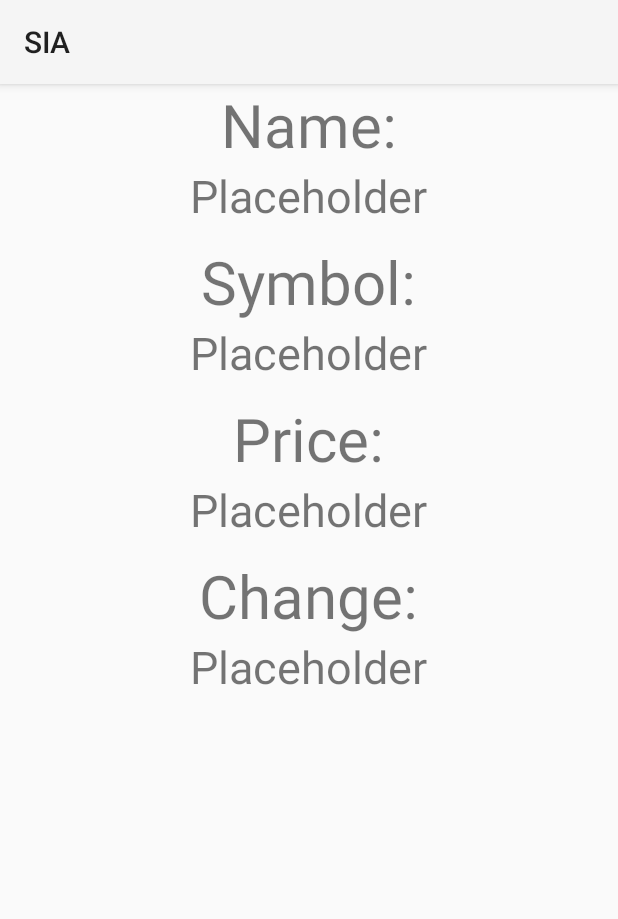
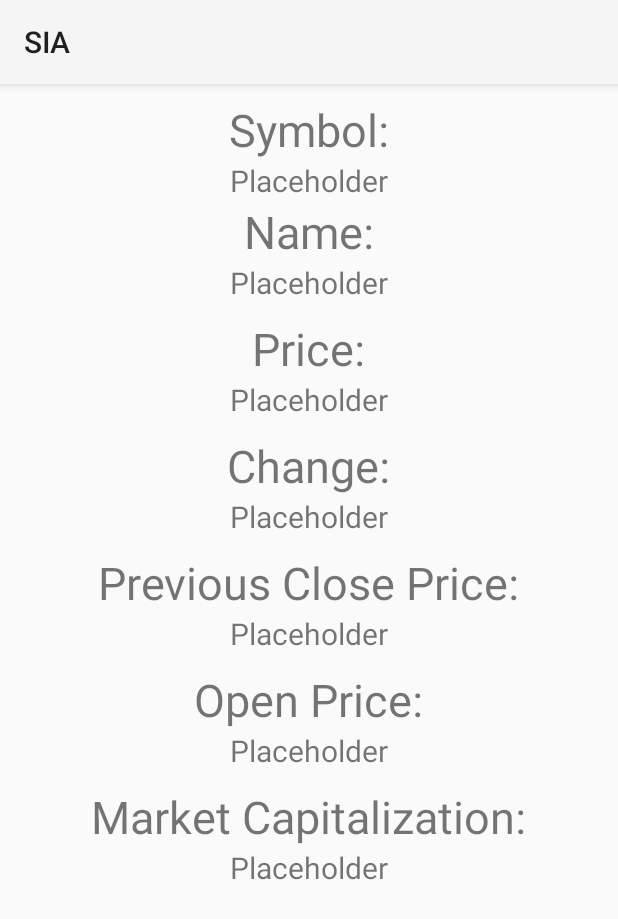
Before and after one commit to bjcrawford/StockInformationApp, an Android app: the layout fragment_stock_details.xml on its own in the app's theme, with its tools: preview values and no code run, on a phone screen of 412 x 824 dp. Shown: the top 919 px of the screen. Run offline under Robolectric (Android 15) with nearby library versions, the phone set to English and light mode, and no system bars.

Commit message:
Updated layout of stock details fragment, Added more stocks to test arrays

```diff
--- a/SIA/app/src/main/res/layout/fragment_stock_details.xml
+++ b/SIA/app/src/main/res/layout/fragment_stock_details.xml
@@ -5,13 +5,40 @@
     android:layout_height="match_parent"
     tools:context="edu.temple.cis4350.bc.sia.StockDetailsFragment">
 
+    <ScrollView
+        android:layout_width="match_parent"
+        android:layout_height="match_parent">
+
+        <RelativeLayout
+            android:layout_width="match_parent"
+            android:layout_height="match_parent">
+
+            <TextView
+                android:id="@+id/stock_symbol_title"
+                android:layout_width="wrap_content"
+                android:layout_height="wrap_content"
+                android:layout_centerHorizontal="true"
+                android:layout_marginTop="10dp"
+                android:text="@string/stock_symbol_title"
+                android:textSize="30sp"/>
+
+            <TextView
+                android:id="@+id/stock_symbol"
+                android:layout_width="wrap_content"
+                android:layout_height="wrap_content"
+                android:layout_centerHorizontal="true"
+                android:layout_below="@+id/stock_symbol_title"
+                android:text="@string/placeholder"
+                android:textSize="20sp" />
+
             <TextView
                 android:id="@+id/stock_name_title"
                 android:layout_width="wrap_content"
                 android:layout_height="wrap_content"
                 android:layout_centerHorizontal="true"
+                android:layout_below="@+id/stock_symbol"
                 android:text="@string/stock_name_title"
-        android:textSize="40sp"/>
+                android:textSize="30sp"/>
 
             <TextView
                 android:id="@+id/stock_name"
@@ -20,36 +47,17 @@
                 android:layout_centerHorizontal="true"
                 android:layout_below="@+id/stock_name_title"
                 android:text="@string/placeholder"
-        android:textSize="30sp" />
-
-    <TextView
-        android:id="@+id/stock_symbol_title"
-        android:layout_width="wrap_content"
-        android:layout_height="wrap_content"
-        android:layout_centerHorizontal="true"
-        android:layout_below="@+id/stock_name"
-        android:layout_marginTop="10dp"
-        android:text="@string/stock_symbol_title"
-        android:textSize="40sp"/>
-
-    <TextView
-        android:id="@+id/stock_symbol"
-        android:layout_width="wrap_content"
-        android:layout_height="wrap_content"
-        android:layout_centerHorizontal="true"
-        android:layout_below="@+id/stock_symbol_title"
-        android:text="@string/placeholder"
-        android:textSize="30sp" />
+                android:textSize="20sp" />
 
             <TextView
                 android:id="@+id/stock_price_title"
                 android:layout_width="wrap_content"
                 android:layout_height="wrap_content"
                 android:layout_centerHorizontal="true"
-        android:layout_below="@+id/stock_symbol"
+                android:layout_below="@+id/stock_name"
                 android:layout_marginTop="10dp"
                 android:text="@string/stock_price_title"
-        android:textSize="40sp"/>
+                android:textSize="30sp"/>
 
             <TextView
                 android:id="@+id/stock_price"
@@ -58,7 +66,7 @@
                 android:layout_centerHorizontal="true"
                 android:layout_below="@+id/stock_price_title"
                 android:text="@string/placeholder"
-        android:textSize="30sp" />
+                android:textSize="20sp" />
 
             <TextView
                 android:id="@+id/stock_change_title"
@@ -68,7 +76,7 @@
                 android:layout_below="@+id/stock_price"
                 android:layout_marginTop="10dp"
                 android:text="@string/stock_change_title"
-        android:textSize="40sp"/>
+                android:textSize="30sp"/>
 
             <TextView
                 android:id="@+id/stock_change"
@@ -77,8 +85,67 @@
                 android:layout_centerHorizontal="true"
                 android:layout_below="@+id/stock_change_title"
                 android:text="@string/placeholder"
-        android:textSize="30sp" />
+                android:textSize="20sp" />
 
+            <TextView
+                android:id="@+id/stock_prev_close_title"
+                android:layout_width="wrap_content"
+                android:layout_height="wrap_content"
+                android:layout_centerHorizontal="true"
+                android:layout_below="@+id/stock_change"
+                android:layout_marginTop="10dp"
+                android:text="@string/stock_prev_close_title"
+                android:textSize="30sp"/>
 
+            <TextView
+                android:id="@+id/stock_prev_close"
+                android:layout_width="wrap_content"
+                android:layout_height="wrap_content"
+                android:layout_centerHorizontal="true"
+                android:layout_below="@+id/stock_prev_close_title"
+                android:text="@string/placeholder"
+                android:textSize="20sp" />
+
+            <TextView
+                android:id="@+id/stock_open_title"
+                android:layout_width="wrap_content"
+                android:layout_height="wrap_content"
+                android:layout_centerHorizontal="true"
+                android:layout_below="@+id/stock_prev_close"
+                android:layout_marginTop="10dp"
+                android:text="@string/stock_open_title"
+                android:textSize="30sp"/>
+
+            <TextView
+                android:id="@+id/stock_open"
+                android:layout_width="wrap_content"
+                android:layout_height="wrap_content"
+                android:layout_centerHorizontal="true"
+                android:layout_below="@+id/stock_open_title"
+                android:text="@string/placeholder"
+                android:textSize="20sp" />
+
+            <TextView
+                android:id="@+id/stock_market_cap_title"
+                android:layout_width="wrap_content"
+                android:layout_height="wrap_content"
+                android:layout_centerHorizontal="true"
+                android:layout_below="@+id/stock_open"
+                android:layout_marginTop="10dp"
+                android:text="@string/stock_market_cap_title"
+                android:textSize="30sp"/>
+
+            <TextView
+                android:id="@+id/stock_market_cap"
+                android:layout_width="wrap_content"
+                android:layout_height="wrap_content"
+                android:layout_centerHorizontal="true"
+                android:layout_below="@+id/stock_market_cap_title"
+                android:text="@string/placeholder"
+                android:textSize="20sp" />
 
         </RelativeLayout>
+
+    </ScrollView>
+
+</RelativeLayout>
--- a/SIA/app/src/main/res/values/arrays.xml
+++ b/SIA/app/src/main/res/values/arrays.xml
@@ -2,16 +2,16 @@
 <resources>
 
     <string-array name="stock_symbols">
-        <item>SS1</item>
-        <item>SS2</item>
-        <item>SS3</item>
-        <item>SS4</item>
-        <item>SS5</item>
-        <item>SS6</item>
-        <item>SS7</item>
-        <item>SS8</item>
-        <item>SS9</item>
-        <item>SS10</item>
+        <item>GOOG</item>
+        <item>AAPL</item>
+        <item>MSFT</item>
+        <item>YHOO</item>
+        <item>INTC</item>
+        <item>SNE</item>
+        <item>FB</item>
+        <item>TWTR</item>
+        <item>COL</item>
+        <item>BAC</item>
     </string-array>
 
     <string-array name="stock_names">
--- a/SIA/app/src/main/res/values/strings.xml
+++ b/SIA/app/src/main/res/values/strings.xml
@@ -16,6 +16,9 @@
     <string name="stock_symbol_title">Symbol:</string>
     <string name="stock_price_title">Price:</string>
     <string name="stock_change_title">Change:</string>
+    <string name="stock_prev_close_title">Previous Close Price:</string>
+    <string name="stock_open_title">Open Price:</string>
+    <string name="stock_market_cap_title">Market Capitalization:</string>
     <string name="placeholder">Placeholder</string>
 
 <!-- TODO: Remove or change this placeholder text -->
```
Lines whose indentation alone changed are shown as unchanged.
